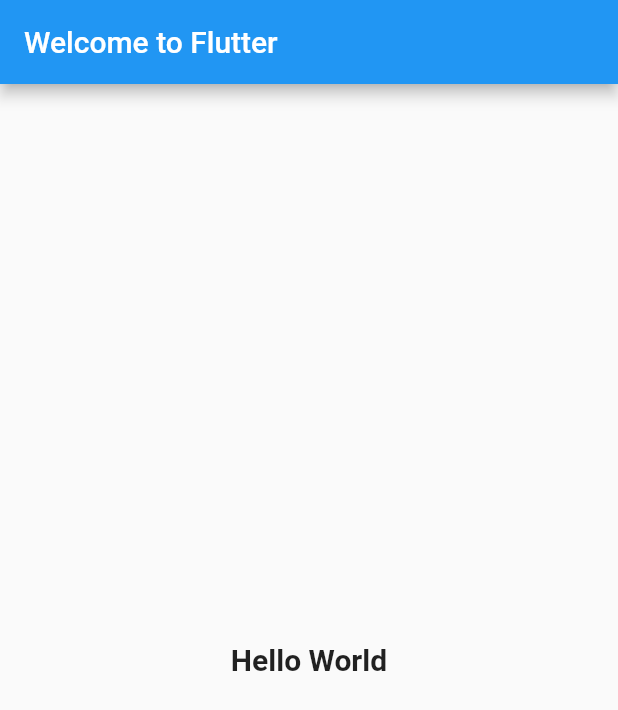
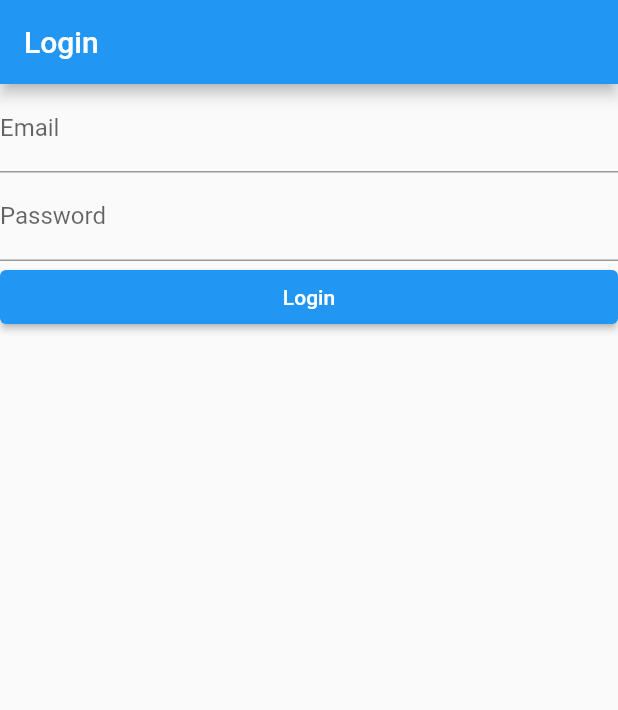
Before and after one commit to farid-maulana/learn-LaravelXFlutter, a Flutter app: the screen it shows after launch, on a phone screen of 412 x 824 dp. Shown: the top 710 px of the screen. Run offline on Flutter 3.47's test engine with Material 2 defaults, Android fonts, the phone set to English and light mode, and no system bars.

Commit message:
Login form

```diff
--- a/flutter_app/lib/main.dart
+++ b/flutter_app/lib/main.dart
@@ -1,26 +1,42 @@
+// ignore_for_file: prefer_const_constructors
 import 'package:flutter/material.dart';
 
 void main() => runApp(MyApp());
 
 class MyApp extends StatelessWidget {
+  const MyApp({Key? key}) : super(key: key);
+
   @override
   Widget build(BuildContext context) {
     return MaterialApp(
       title: 'Welcome to Flutter',
       home: Scaffold(
-        appBar: AppBar(
-          title: Text('Welcome to Flutter'),
-        ),
-        body: Center(
-          child: Text(
-            'Hello World',
-            style: TextStyle(
-              fontSize: 20,
-              fontWeight: FontWeight.bold,
-            ),
+          appBar: AppBar(
+            title: Text('Login'),
           ),
-        ),
-      ),
+          body: Column(
+            children: [
+              TextField(
+                keyboardType: TextInputType.emailAddress,
+                decoration: InputDecoration(
+                  labelText: 'Email',
+                ),
+              ),
+              TextField(
+                keyboardType: TextInputType.visiblePassword,
+                decoration: InputDecoration(
+                  labelText: 'Password',
+                ),
+              ),
+              ElevatedButton(
+                onPressed: () => print('Login clicked'),
+                child: Text('Login'),
+                style: ElevatedButton.styleFrom(
+                  minimumSize: Size(double.infinity, 36),
+                ),
+              )
+            ],
+          )),
     );
   }
 }
```
